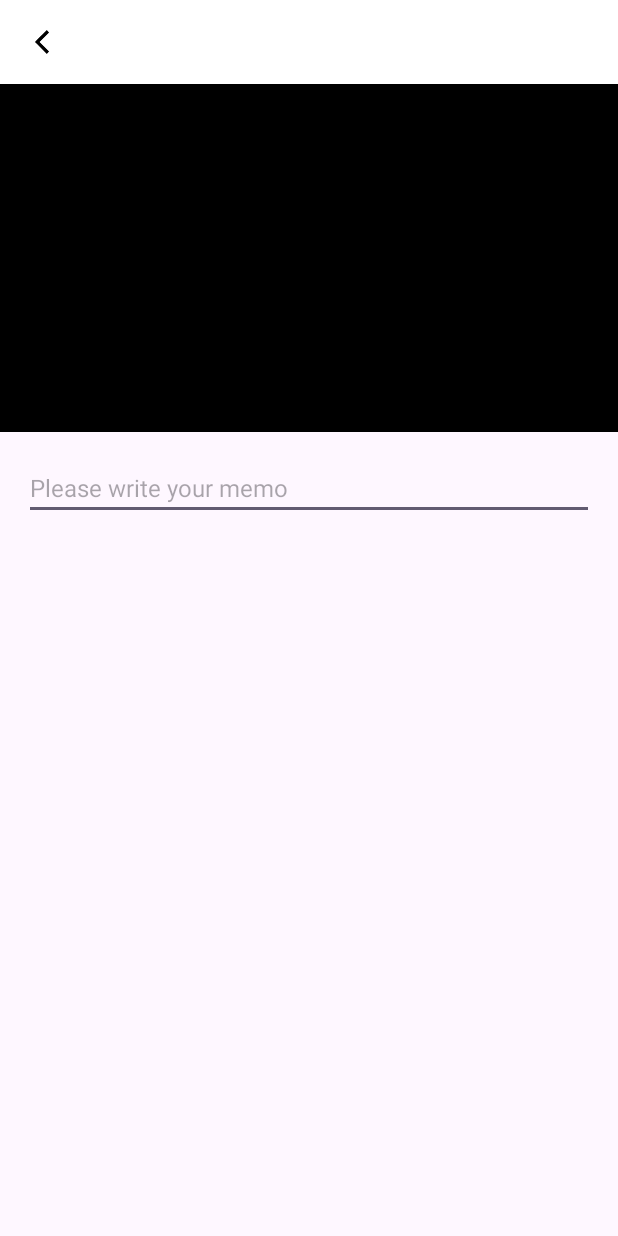
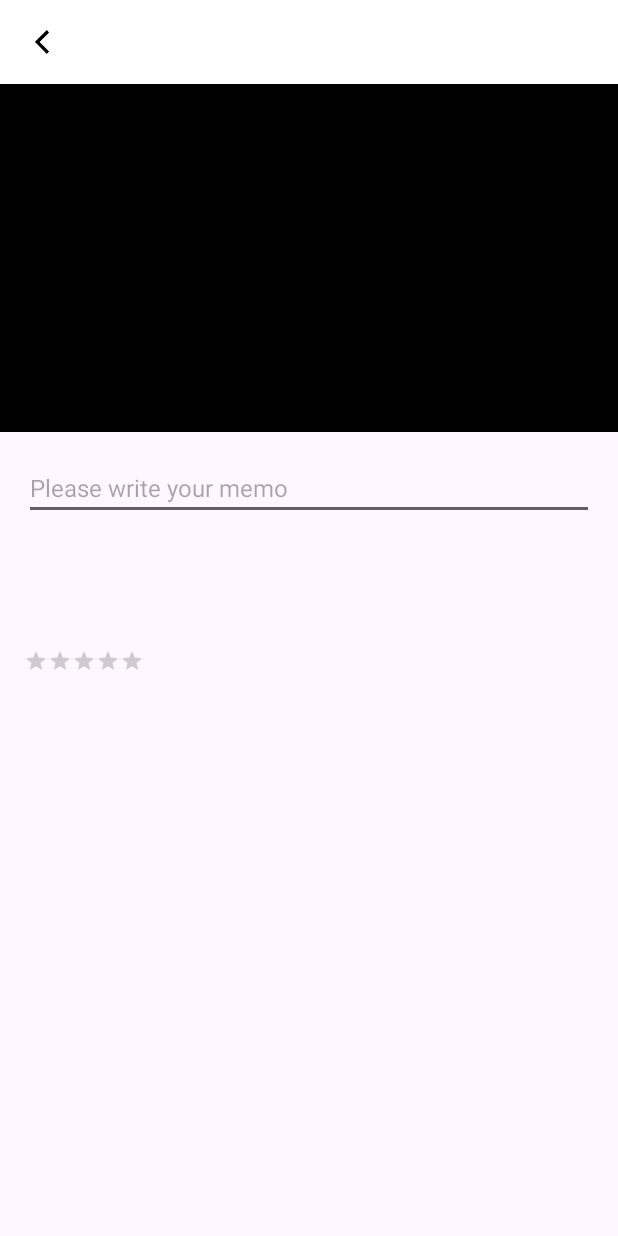
Before and after one commit to SODA1127/ItBookStoreCleanArchitecture, an Android app: the BookDetailActivity screen opened directly, with no data from a screen before it, on a phone screen of 412 x 824 dp. Run offline under Robolectric (Android 15) with nearby library versions, the phone set to English and light mode, and no system bars; our stand-ins replace Dagger/Hilt's generated code, Room's generated code; pictures from the network do not load; 1 statement that could not run was skipped.

Commit message:
feat: Integrate Firebase AI for book search and summarization
This commit introduces Firebase AI (Gemini) integration for two key features:
- **AI-powered book search:** Users can now opt for an AI-generated keyword suggestion when searching for books. The AI will suggest a relevant IT book keyword based on the user's input.
- **Book detail summarization:** The book detail screen now displays AI-generated summaries for the book's content and its ratings.

**Key Changes:**

- **Book Detail Screen (BookDetailActivity & BookDetailViewModel):**
    - Added UI elements to display book summary, rating summary, and progress indicators during generation.
    - Implemented `generateSummary` and `generateRatingSummary` functions in `BookDetailViewModel` to interact with the Firebase AI model.
    - Updated `BookDetailState` to include `SummaryState` for managing summary generation status and content.
    - Improved error handling for AI generation, specifically to differentiate between actual errors and SDK-wrapped cancellation exceptions.
    - Display book rating using `RatingBar`.

- **Search Tab (SearchTabFragment & SearchTabViewModel):**
    - Added a "search with AI" button (`ic_search_with_ai_btn.xml`) and a progress bar (`aiGenerationProgressBar`) for AI keyword generation.
    - Modified `searchByKeyword` in `SearchTabViewModel` to accept a `withAIGeneration` flag. If true, it uses Firebase AI to suggest a keyword before performing the search.
    - Updated `SearchTabState.Loading` to include `withAIGeneration` and `generatedKeyword` to reflect the AI generation process.
    - Updated UI in `SearchTabFragment` to show/hide the AI progress bar and update the search input with the AI-generated keyword.
    - Changed search input `maxLines` to 10 to accommodate longer AI-generated keywords.

- **Strings:**
    - Added `search_with_ai` string resource.

- **Error Handling:**
    - Added a `Throwable.isCancellation()` extension function to correctly identify `CancellationException` even when wrapped by other exceptions (e.g., by Firebase AI SDK).

```diff
--- a/app/src/main/res/layout/activity_book_detail.xml
+++ b/app/src/main/res/layout/activity_book_detail.xml
@@ -58,30 +58,94 @@
                 app:layout_constraintDimensionRatio="w,9:16"
                 android:background="@color/black"/>
 
-            <EditText
-                android:id="@+id/bookMemoInput"
-                android:layout_width="0dp"
+            <LinearLayout
+                android:layout_width="match_parent"
                 android:layout_height="wrap_content"
-                android:layout_margin="16dp"
                 app:layout_constraintTop_toBottomOf="@id/bookImageView"
                 app:layout_constraintStart_toStartOf="parent"
                 app:layout_constraintEnd_toEndOf="parent"
+                app:layout_constraintBottom_toBottomOf="parent"
+                android:orientation="vertical">
+                <EditText
+                    android:id="@+id/bookMemoInput"
+                    android:layout_width="match_parent"
+                    android:layout_height="wrap_content"
+                    android:layout_margin="16dp"
                     tools:text="memo"
                     android:hint="@string/write_hint"
                     android:textSize="16sp"
                     android:textColor="@color/black"/>
 
+                <FrameLayout
+                    android:layout_width="match_parent"
+                    android:layout_height="wrap_content"
+                    android:layout_gravity="center">
+                    <TextView
+                        android:id="@+id/bookSummaryTextView"
+                        android:layout_width="match_parent"
+                        android:layout_height="wrap_content"
+                        android:layout_margin="16dp"
+                        tools:text="Book Summary"
+                        android:textSize="16sp"
+                        android:textColor="@color/black"/>
+
+                    <ProgressBar
+                        android:id="@+id/summaryProgressBar"
+                        android:layout_width="wrap_content"
+                        android:layout_height="wrap_content"
+                        app:layout_constraintStart_toStartOf="@id/bookSummaryTextView"
+                        app:layout_constraintEnd_toEndOf="@id/bookSummaryTextView"
+                        app:layout_constraintTop_toTopOf="@id/bookSummaryTextView"
+                        app:layout_constraintBottom_toBottomOf="@id/bookSummaryTextView"
+                        android:layout_gravity="center"
+                        android:visibility="gone"
+                        tools:visibility="visible"/>
+                </FrameLayout>
+
+                <RatingBar
+                    android:id="@+id/ratingBar"
+                    style="?android:attr/ratingBarStyleSmall"
+                    android:layout_width="wrap_content"
+                    android:layout_height="wrap_content"
+                    android:numStars="5"
+                    android:stepSize="0.5"
+                    android:max="5"
+                    tools:rating="3.0"
+                    android:layout_margin="16dp"/>
+
+                <FrameLayout
+                    android:layout_width="match_parent"
+                    android:layout_height="wrap_content">
+                    <TextView
+                        android:id="@+id/ratingSummaryTextView"
+                        android:layout_width="match_parent"
+                        android:layout_height="wrap_content"
+                        android:layout_margin="16dp" />
+                    <ProgressBar
+                        android:id="@+id/ratingSummaryProgressBar"
+                        android:layout_width="wrap_content"
+                        android:layout_height="wrap_content"
+                        app:layout_constraintStart_toStartOf="@id/bookSummaryTextView"
+                        app:layout_constraintEnd_toEndOf="@id/bookSummaryTextView"
+                        app:layout_constraintTop_toTopOf="@id/bookSummaryTextView"
+                        app:layout_constraintBottom_toBottomOf="@id/bookSummaryTextView"
+                        android:layout_gravity="center"
+                        android:visibility="gone"
+                        tools:visibility="visible"/>
+                </FrameLayout>
+
                 <TextView
                     android:id="@+id/bookInfoTextView"
-                android:layout_width="0dp"
+                    android:layout_width="match_parent"
                     android:layout_height="wrap_content"
                     android:layout_margin="16dp"
-                app:layout_constraintTop_toBottomOf="@id/bookMemoInput"
+                    app:layout_constraintTop_toBottomOf="@id/bookSummaryTextView"
                     app:layout_constraintStart_toStartOf="parent"
                     app:layout_constraintEnd_toEndOf="parent"
                     tools:text="asdfasdf"
                     android:textSize="16sp"
                     android:textColor="@color/black"/>
+            </LinearLayout>
         </androidx.constraintlayout.widget.ConstraintLayout>
     </ScrollView>
 
--- a/app/src/main/res/values/strings.xml
+++ b/app/src/main/res/values/strings.xml
@@ -8,6 +8,7 @@
     <string name="write_hint">Please write your memo</string>
     <string name="search_by_keyword">search by keyword</string>
     <string name="search">search</string>
+    <string name="search_with_ai">search with AI</string>
     <string name="empty_search_history">검색 이력이 없습니다.</string>
     <string name="empty_search_result">검색 결과가 없습니다.</string>
     <string name="error_occurred">Oops, Error Occurred : %s</string>
```
Also changed, not shown: app/src/main/java/com/soda1127/itbookstorecleanarchitecture/screen/detail/BookDetailActivity.kt (+20 -1 lines), app/src/main/java/com/soda1127/itbookstorecleanarchitecture/screen/detail/BookDetailState.kt (+12 -2 lines), app/src/main/java/com/soda1127/itbookstorecleanarchitecture/screen/detail/BookDetailViewModel.kt (+130 -28 lines), app/src/main/java/com/soda1127/itbookstorecleanarchitecture/screen/main/search/SearchTabFragment.kt (+14 -3 lines), app/src/main/java/com/soda1127/itbookstorecleanarchitecture/screen/main/search/SearchTabState.kt (+5 -2 lines), app/src/main/java/com/soda1127/itbookstorecleanarchitecture/screen/main/search/SearchTabViewModel.kt (+31 -8 lines), app/src/main/res/drawable/ic_search_with_ai_btn.xml (added, +8 -0 lines), app/src/main/res/layout/fragment_search_tab.xml (+18 -3 lines). Lines whose indentation alone changed are shown as unchanged.
